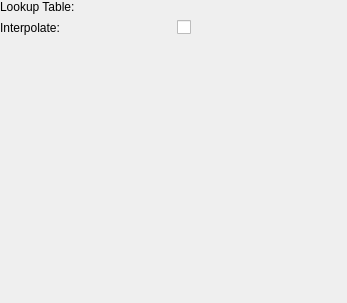
First picture: the form in AstroVolume/Widgets/Resources/UI/qSlicerAstroScalarVolumeDisplayWidget.ui, repository Punzo/SlicerAstro, before the edit.
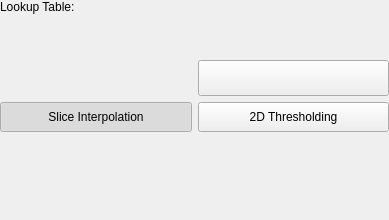
Second picture: the form after the edit. Icons and pictures are not drawn. Custom widgets are drawn as their Qt base class.

What changed in the file:
```diff
--- a/AstroVolume/Widgets/Resources/UI/qSlicerAstroScalarVolumeDisplayWidget.ui
+++ b/AstroVolume/Widgets/Resources/UI/qSlicerAstroScalarVolumeDisplayWidget.ui
@@ -6,8 +6,8 @@
    <rect>
     <x>0</x>
     <y>0</y>
-    <width>347</width>
-    <height>303</height>
+    <width>389</width>
+    <height>220</height>
    </rect>
   </property>
   <property name="windowTitle">
@@ -17,43 +17,6 @@
    <property name="margin">
     <number>0</number>
    </property>
-   <item row="1" column="0">
-    <widget class="QLabel" name="InterpolateLabel">
-     <property name="text">
-      <string>Interpolate:</string>
-     </property>
-    </widget>
-   </item>
-   <item row="0" column="0">
-    <widget class="QLabel" name="LookupTableLabel">
-     <property name="text">
-      <string>Lookup Table:</string>
-     </property>
-    </widget>
-   </item>
-   <item row="0" column="1">
-    <widget class="qMRMLColorTableComboBox" name="ColorTableComboBox">
-     <property name="showChildNodeTypes">
-      <bool>true</bool>
-     </property>
-     <property name="addEnabled">
-      <bool>false</bool>
-     </property>
-     <property name="removeEnabled">
-      <bool>false</bool>
-     </property>
-    </widget>
-   </item>
-   <item row="1" column="1">
-    <widget class="QCheckBox" name="InterpolateCheckbox">
-     <property name="text">
-      <string/>
-     </property>
-    </widget>
-   </item>
-   <item row="3" column="0" colspan="2">
-    <widget class="qMRMLWindowLevelWidget" name="MRMLWindowLevelWidget"/>
-   </item>
    <item row="4" column="0" colspan="2">
     <widget class="qMRMLVolumeThresholdWidget" name="MRMLVolumeThresholdWidget"/>
    </item>
@@ -75,11 +38,70 @@
      </layout>
     </widget>
    </item>
-   <item row="5" column="0" colspan="2">
+   <item row="2" column="0" colspan="2">
+    <layout class="QHBoxLayout" name="horizontalLayout_3">
+     <item>
+      <widget class="qMRMLWindowLevelWidget" name="MRMLWindowLevelWidget"/>
+     </item>
+     <item>
+      <layout class="QGridLayout" name="gridLayout_3">
+       <item row="1" column="0">
+        <spacer name="verticalSpacer_3">
+         <property name="orientation">
+          <enum>Qt::Vertical</enum>
+         </property>
+         <property name="sizeHint" stdset="0">
+          <size>
+           <width>20</width>
+           <height>40</height>
+          </size>
+         </property>
+        </spacer>
+       </item>
+       <item row="2" column="0">
+        <widget class="QPushButton" name="WindowLevelPopupButton">
+         <property name="sizePolicy">
+          <sizepolicy hsizetype="Preferred" vsizetype="MinimumExpanding">
+           <horstretch>0</horstretch>
+           <verstretch>0</verstretch>
+          </sizepolicy>
+         </property>
+         <property name="minimumSize">
+          <size>
+           <width>0</width>
+           <height>25</height>
+          </size>
+         </property>
+         <property name="toolTip">
+          <string>Push to enable a popup widget to redefine the boundaries of the 2D color function.</string>
+         </property>
+         <property name="text">
+          <string/>
+         </property>
+         <property name="icon">
+          <iconset resource="../qSlicerAstroVolumeWidgetsModule.qrc">
+           <normaloff>:/Icons/PushPinOut.png</normaloff>:/Icons/PushPinOut.png</iconset>
+         </property>
+         <property name="checkable">
+          <bool>true</bool>
+         </property>
+         <property name="checked">
+          <bool>false</bool>
+         </property>
+        </widget>
+       </item>
+      </layout>
+     </item>
+    </layout>
+   </item>
+   <item row="9" column="0" colspan="2">
     <spacer name="verticalSpacer">
      <property name="orientation">
       <enum>Qt::Vertical</enum>
      </property>
+     <property name="sizeType">
+      <enum>QSizePolicy::MinimumExpanding</enum>
+     </property>
      <property name="sizeHint" stdset="0">
       <size>
        <width>20</width>
@@ -88,6 +110,94 @@
      </property>
     </spacer>
    </item>
+   <item row="0" column="0">
+    <widget class="QLabel" name="LookupTableLabel">
+     <property name="text">
+      <string>Lookup Table:</string>
+     </property>
+    </widget>
+   </item>
+   <item row="0" column="1">
+    <widget class="qMRMLColorTableComboBox" name="ColorTableComboBox">
+     <property name="showChildNodeTypes">
+      <bool>true</bool>
+     </property>
+     <property name="addEnabled">
+      <bool>false</bool>
+     </property>
+     <property name="removeEnabled">
+      <bool>false</bool>
+     </property>
+    </widget>
+   </item>
+   <item row="3" column="0" colspan="2">
+    <layout class="QHBoxLayout" name="horizontalLayout_4">
+     <item>
+      <widget class="QPushButton" name="InterpolatePushButton">
+       <property name="sizePolicy">
+        <sizepolicy hsizetype="Minimum" vsizetype="Fixed">
+         <horstretch>0</horstretch>
+         <verstretch>0</verstretch>
+        </sizepolicy>
+       </property>
+       <property name="minimumSize">
+        <size>
+         <width>0</width>
+         <height>30</height>
+        </size>
+       </property>
+       <property name="toolTip">
+        <string>Toggle to set/unset the interpolation on 2D views.</string>
+       </property>
+       <property name="text">
+        <string>Slice Interpolation</string>
+       </property>
+       <property name="icon">
+        <iconset resource="../qSlicerAstroVolumeWidgetsModule.qrc">
+         <normaloff>:/Icons/SliceInterpolationOn.png</normaloff>:/Icons/SliceInterpolationOn.png</iconset>
+       </property>
+       <property name="checkable">
+        <bool>true</bool>
+       </property>
+       <property name="checked">
+        <bool>true</bool>
+       </property>
+      </widget>
+     </item>
+     <item>
+      <widget class="QPushButton" name="ThresholdPushButton">
+       <property name="sizePolicy">
+        <sizepolicy hsizetype="Minimum" vsizetype="Fixed">
+         <horstretch>0</horstretch>
+         <verstretch>0</verstretch>
+        </sizepolicy>
+       </property>
+       <property name="minimumSize">
+        <size>
+         <width>0</width>
+         <height>30</height>
+        </size>
+       </property>
+       <property name="toolTip">
+        <string>Toggle to enable widget for the thresholding of the 2D color function.</string>
+       </property>
+       <property name="text">
+        <string>2D Thresholding</string>
+       </property>
+       <property name="icon">
+        <iconset resource="../qSlicerAstroVolumeWidgetsModule.qrc">
+         <normaloff>:/Icons/Threshold.png</normaloff>:/Icons/Threshold.png</iconset>
+       </property>
+       <property name="checkable">
+        <bool>true</bool>
+       </property>
+      </widget>
+     </item>
+    </layout>
+   </item>
+   <item row="5" column="0" colspan="2">
+    <widget class="qMRMLVolumeThresholdWidget" name="MRMLVolumeThresholdWidget"/>
+   </item>
   </layout>
  </widget>
  <customwidgets>
```
Left out of the diff: 6 changed lines with no effect on the pictures.
